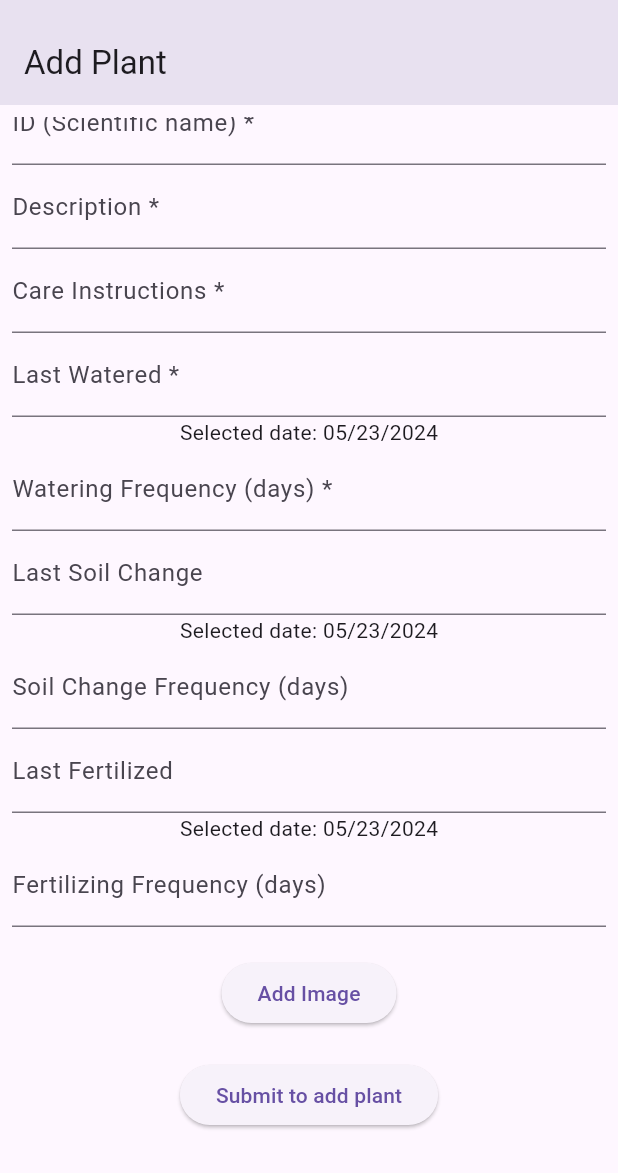
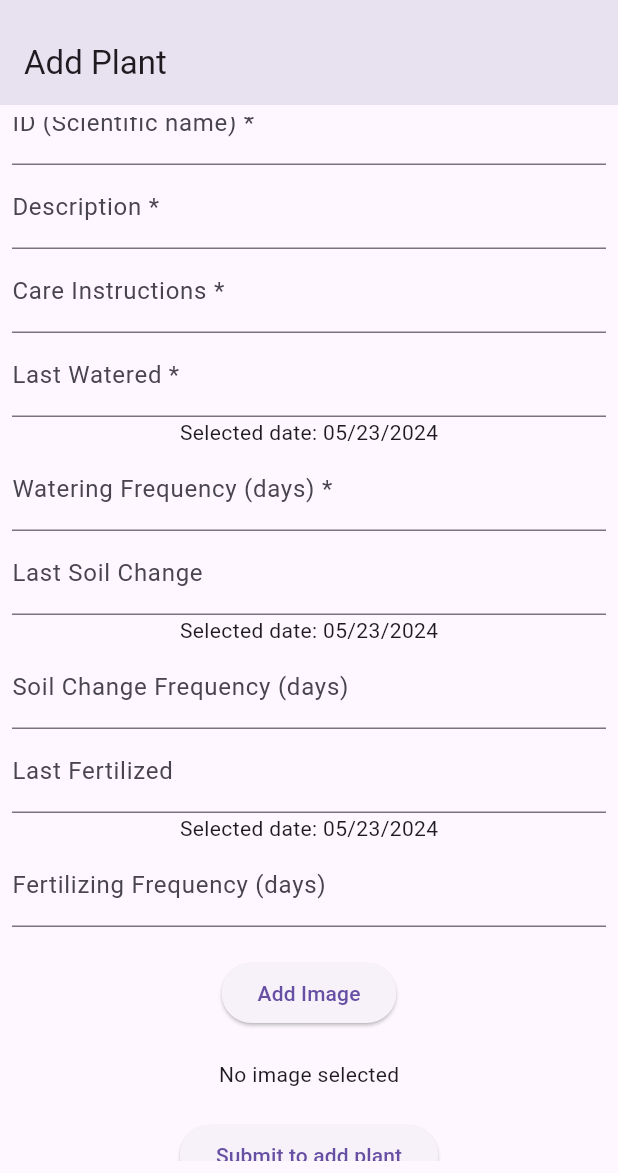
Before and after one commit to adaselcuk/Plant-Helper, a Flutter app: the screen it shows after launch, scrolled down 103 dp, on a phone screen of 412 x 824 dp, the part 63-1236 px from its top. Run offline on Flutter 3.47's test engine with Material 3 defaults, Android fonts, the light colour scheme and no system bars; our stand-ins replace image_picker, shared_preferences.

Commit message:
the form now displays the image once the user selects it

```diff
--- a/lib/add_plant_view.dart
+++ b/lib/add_plant_view.dart
@@ -149,6 +149,8 @@ class _AddPlantViewState extends State<AddPlantView> with WidgetsBindingObserver
       setState(() {
         newPlant.image = File(image.path);
       });
+    } else {
+      print('No image selected.');
     }
   }
   @override
@@ -358,6 +360,11 @@ class _AddPlantViewState extends State<AddPlantView> with WidgetsBindingObserver
                 child: Text('Add Image'),
               ),
               SizedBox(height: 20),
+              if (newPlant.image != null)
+                Image.file(newPlant.image!)
+              else
+                Text('No image selected'),
+              SizedBox(height: 20),
               ElevatedButton(
                 onPressed: _submitForm,
                 child: Text('Submit to add plant'),
```
